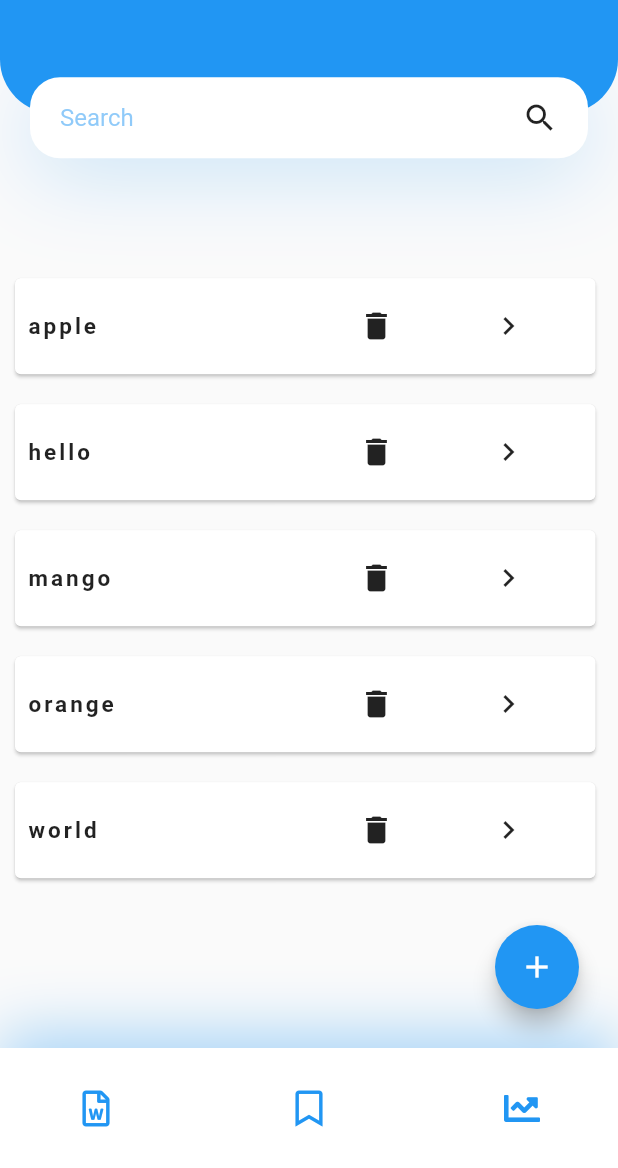
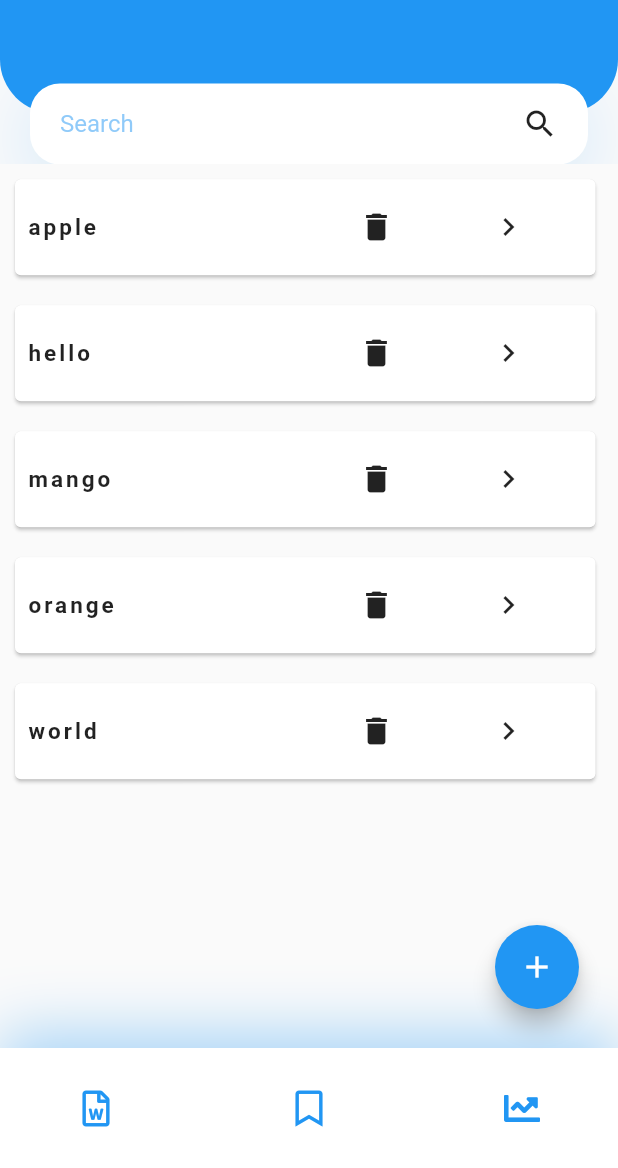
Before and after one commit to TokisakiKurumi2001/4Lingo, a Flutter app: the screen it shows after launch, on a phone screen of 412 x 824 dp, the part 68-1236 px from its top. Run offline on Flutter 3.47's test engine with Material 2 defaults, Android fonts, the phone set to English and light mode, and no system bars; our stand-ins replace flip_card, fluttericon.

Commit message:
Redesign the search box so that there are not too much space between search bar and list of words

```diff
--- a/lib/home/components/body.dart
+++ b/lib/home/components/body.dart
@@ -11,6 +11,12 @@ class Body extends StatelessWidget {
         crossAxisAlignment: CrossAxisAlignment.start,
         children: <Widget>[
           HeaderWithSearchBox(size: size),
+          /*Center(
+            child: Text(
+              'data',
+              style: TextStyle(fontSize: 40),
+            ),
+          ),*/
           Word(),
         ],
       ),
--- a/lib/home/components/header_with_searchbox.dart
+++ b/lib/home/components/header_with_searchbox.dart
@@ -9,8 +9,7 @@ class HeaderWithSearchBox extends StatelessWidget {
   @override
   Widget build(BuildContext context) {
     return Container(
-      //margin: EdgeInsets.only(bottom: 20.0 * 2.5),
-      height: size.height * 0.2,
+      height: size.height * 0.12,
       child: Stack(
         children: <Widget>[
           Container(
@@ -29,7 +28,7 @@ class HeaderWithSearchBox extends StatelessWidget {
             ),
           ),
           Positioned(
-            bottom: 70,
+            top: 45,
             left: 0,
             right: 0,
             child: Container(
--- a/lib/home/components/word/Editor.dart
+++ b/lib/home/components/word/Editor.dart
@@ -40,6 +40,7 @@ class _EditorState extends State<Editor> {
               Row(
                 mainAxisAlignment: MainAxisAlignment.spaceAround,
                 children: <Widget>[
+                  // ignore: missing_required_param
                   IconButton(
                       icon: Icon(
                     Icons.navigate_before,
@@ -111,6 +112,7 @@ class _EditorState extends State<Editor> {
     );
   }
 
+  // ignore: non_constant_identifier_names
   Widget TextorField() {
     if (isEditing) {
       Mycontroller.text = Init;
@@ -181,6 +183,7 @@ class _BackEditorState extends State<BackEditor> {
                       Navigator.pop(context);
                     },
                   ),
+                  // ignore: missing_required_param
                   IconButton(
                     icon: Icon(
                       Icons.navigate_next,
```
